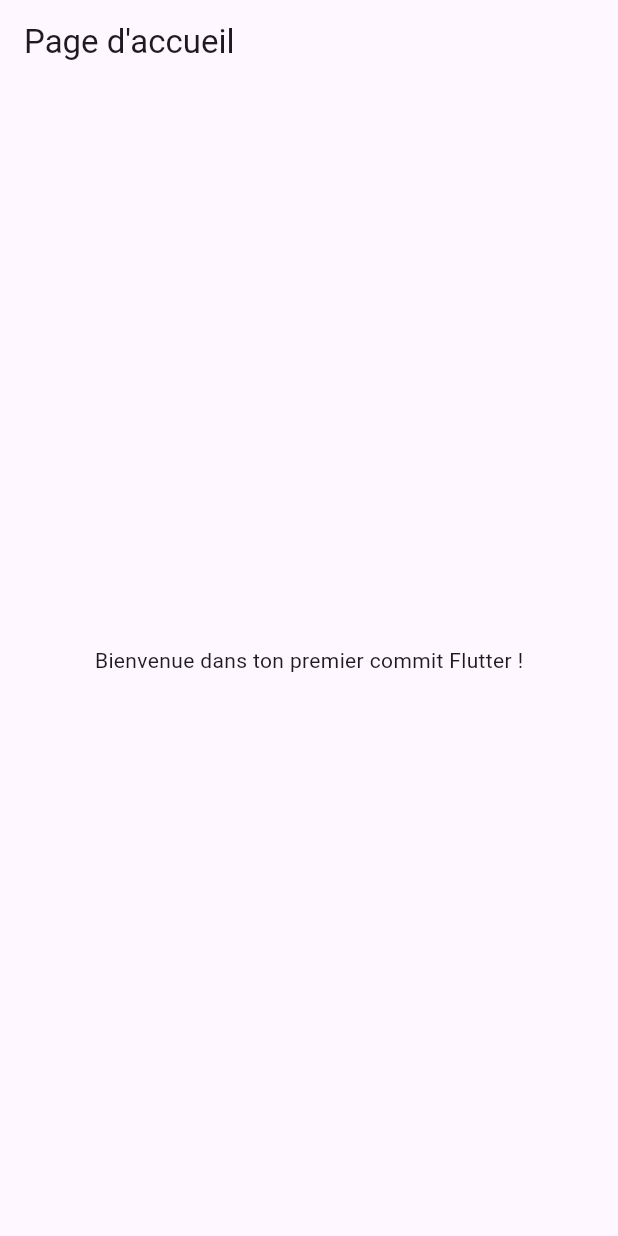
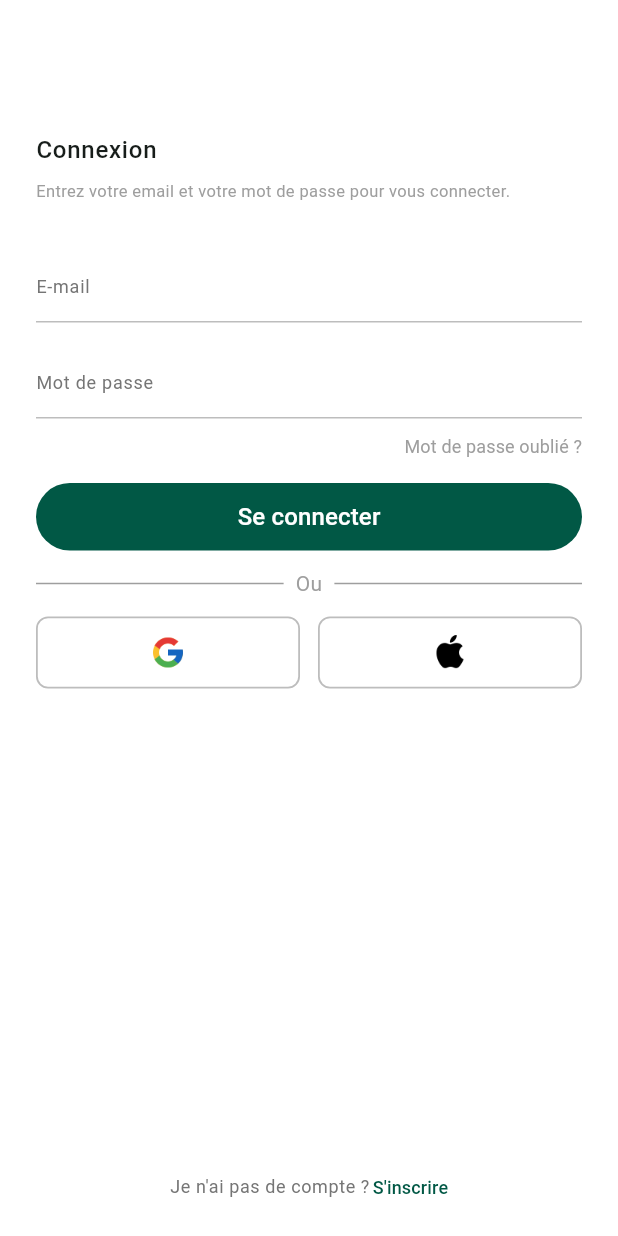
Before and after one commit to HamzaNADIFI07/Rociny-Auth-Front, a Flutter app: the screen it shows after launch, on a phone screen of 412 x 824 dp. Run offline on Flutter 3.47's test engine with Material 3 defaults, Android fonts, the phone set to English and light mode, and no system bars; our stand-ins replace dio, equatable, flutter_bloc, flutter_secure_storage, formz; Roboto replaces fonts that are missing (SF Pro).

Commit message:
feat(auth): add fully styled login page with reusable input and style components

```diff
--- /dev/null
+++ b/lib/api.dart
@@ -0,0 +1,13 @@
+import 'package:dio/dio.dart';
+
+class Api {
+  final Dio _dio;
+
+  Api({required String baseUrl})
+      : _dio = Dio(BaseOptions(baseUrl: baseUrl, connectTimeout: const Duration(seconds: 5)));
+
+  Future<Map<String, dynamic>> post(String path, {Map<String, dynamic>? data}) async {
+    final res = await _dio.post(path, data: data);
+    return res.data as Map<String, dynamic>;
+  }
+}
--- /dev/null
+++ b/lib/app.dart
@@ -0,0 +1,19 @@
+import 'package:flutter/material.dart';
+import 'auth/ui/login_page.dart';
+
+class RocinyApp extends StatelessWidget {
+  const RocinyApp({super.key});
+
+  @override
+  Widget build(BuildContext context) {
+    return MaterialApp(
+      title: 'Rociny',
+      theme: ThemeData(
+        useMaterial3: true,
+        colorSchemeSeed: const Color(0xFF0C5C47),
+        fontFamily: 'SF Pro',
+      ),
+      home: const LoginPage(),
+    );
+  }
+}
--- /dev/null
+++ b/lib/auth/data/auth.dart
@@ -0,0 +1,18 @@
+import 'package:flutter_secure_storage/flutter_secure_storage.dart';
+import '../../api.dart';
+
+class AuthRepository {
+  final Api _api;
+  final _storage = const FlutterSecureStorage();
+
+  AuthRepository(this._api);
+
+  Future<void> login({required String email, required String password}) async {
+    final res = await _api.post('/auth/login', data: {
+      'email': email,
+      'password': password,
+    });
+    final token = res['accessToken'] as String;
+    await _storage.write(key: 'jwt', value: token);
+  }
+}
--- /dev/null
+++ b/lib/auth/logic/login_cubit.dart
@@ -0,0 +1,26 @@
+import 'package:flutter_bloc/flutter_bloc.dart';
+import 'package:formz/formz.dart';
+import '../data/auth.dart';
+import 'login_state.dart';
+
+class LoginCubit extends Cubit<LoginState> {
+  final AuthRepository _repo;
+
+  LoginCubit(this._repo) : super(const LoginState());
+
+  void emailChanged(String v) => emit(state.copyWith(email: v));
+  void passwordChanged(String v) => emit(state.copyWith(password: v));
+
+  Future<void> submitted() async {
+    emit(state.copyWith(status: FormzSubmissionStatus.inProgress, error: null));
+    try {
+      await _repo.login(email: state.email.trim(), password: state.password);
+      emit(state.copyWith(status: FormzSubmissionStatus.success));
+    } catch (e) {
+      emit(state.copyWith(
+        status: FormzSubmissionStatus.failure,
+        error: 'Identifiants invalides',
+      ));
+    }
+  }
+}
--- /dev/null
+++ b/lib/auth/logic/login_state.dart
@@ -0,0 +1,31 @@
+import 'package:equatable/equatable.dart';
+import 'package:formz/formz.dart';
+
+class LoginState extends Equatable {
+  final String email;
+  final String password;
+  final FormzSubmissionStatus status; // initial - inProgress - success - failure
+  final String? error;
+
+  const LoginState({
+    this.email = '',
+    this.password = '',
+    this.status = FormzSubmissionStatus.initial,
+    this.error,
+  });
+
+  LoginState copyWith({
+    String? email,
+    String? password,
+    FormzSubmissionStatus? status,
+    String? error,
+  }) => LoginState(
+      email: email ?? this.email,
+      password: password ?? this.password,
+      status: status ?? this.status,
+      error: error,
+    );
+
+  @override
+  List<Object?> get props => [email, password, status, error];
+}
--- /dev/null
+++ b/lib/auth/ui/components/button.dart
@@ -0,0 +1,28 @@
+import 'package:flutter/material.dart';
+
+class Button extends StatelessWidget {
+  final String text;
+  final VoidCallback? onPressed;
+  final bool loading;
+  final Color color;
+
+  const Button({super.key, required this.text, this.onPressed, this.loading=false, this.color = const Color(0xFF015845),});
+
+  @override
+  Widget build(BuildContext context) {
+    return SizedBox(
+      height: 45,
+      width: double.infinity,
+      child: FilledButton(
+        onPressed: loading ? null : onPressed,
+        style: FilledButton.styleFrom(
+          shape: const StadiumBorder(),
+          backgroundColor: color,
+        ),
+        child: loading
+            ? const SizedBox(height: 22, width: 22, child: CircularProgressIndicator(strokeWidth: 2))
+            : Text(text, style: const TextStyle(fontSize: 16 , color: Colors.white,fontWeight: FontWeight.w500,)),
+      ),
+    );
+  }
+}
--- /dev/null
+++ b/lib/auth/ui/login_page.dart
@@ -0,0 +1,287 @@
+import 'package:flutter/material.dart';
+import 'package:flutter_bloc/flutter_bloc.dart';
+import 'package:formz/formz.dart';
+import '../logic/login_cubit.dart';
+import '../logic/login_state.dart';
+import 'components/button.dart';
+
+// Styles & Constantes réutilisables
+class AuthStyles {
+  // Palette
+  static const Color primary = Color(0xFF015845);
+  static const Color bg = Color(0xFFFFFFFF);
+  static const Color grey600 = Color(0xFF757575);
+  static const Color grey500 = Color(0xFF9E9E9E);
+  static const Color grey400 = Color(0xFFBDBDBD);
+
+  // Les spacings
+  static const double spacing = 16;
+  static const EdgeInsets pagePadding = EdgeInsets.fromLTRB(24, 60, 24, 0);
+
+  // Les typos
+  static const double fieldFontSize = 12;
+  static const TextStyle title = TextStyle(fontWeight: FontWeight.w500);
+  static const TextStyle subtitle =
+      TextStyle(fontSize: 11, color: grey500, height: 1.4);
+
+  static const TextStyle fieldText =
+      TextStyle(fontSize: fieldFontSize, color: grey600, fontWeight: FontWeight.w400);
+
+  static const TextStyle label =
+      TextStyle(fontSize: fieldFontSize, color: grey600, fontWeight: FontWeight.w400);
+
+  static const TextStyle linkMuted =
+      TextStyle(fontSize: 12, color: grey500, fontWeight: FontWeight.w400);
+
+  // Underlines
+  static const UnderlineInputBorder enabledUnderline =
+      UnderlineInputBorder(borderSide: BorderSide(color: grey400));
+  static const UnderlineInputBorder focusedUnderline =
+      UnderlineInputBorder(borderSide: BorderSide(color: grey600));
+  static const EdgeInsets fieldPadding = EdgeInsets.symmetric(vertical: 6);
+}
+
+// TextField réutilisable
+class AuthTextField extends StatelessWidget {
+  const AuthTextField({
+    super.key,
+    required this.label,
+    required this.onChanged,
+    this.obscureText = false,
+    this.keyboardType = TextInputType.text,
+  });
+
+  final String label;
+  final ValueChanged<String> onChanged;
+  final bool obscureText;
+  final TextInputType keyboardType;
+
+  @override
+  Widget build(BuildContext context) {
+    return TextField(
+      keyboardType: keyboardType,
+      obscureText: obscureText,
+      onChanged: onChanged,
+      style: AuthStyles.fieldText,
+      decoration: InputDecoration(
+        labelText: label,
+        labelStyle: AuthStyles.label,
+        enabledBorder: AuthStyles.enabledUnderline,
+        focusedBorder: AuthStyles.focusedUnderline,
+        contentPadding: AuthStyles.fieldPadding,
+      ),
+    );
+  }
+}
+
+// Séparateur “Ou”
+class OrSeparator extends StatelessWidget {
+  const OrSeparator({super.key});
+
+  @override
+  Widget build(BuildContext context) {
+    return Row(
+      children: const [
+        Expanded(child: Divider(color: AuthStyles.grey500)),
+        SizedBox(width: 8),
+        Text('Ou', style: TextStyle(color: AuthStyles.grey500)),
+        SizedBox(width: 8),
+        Expanded(child: Divider(color: AuthStyles.grey500)),
+      ],
+    );
+  }
+}
+
+// La page
+class LoginPage extends StatelessWidget {
+  const LoginPage({super.key});
+
+  @override
+  Widget build(BuildContext context) {
+    return Scaffold(
+      backgroundColor: AuthStyles.bg,
+      body: SafeArea(
+        child: Padding(
+          padding: AuthStyles.pagePadding,
+          child: ListView(
+            physics: const BouncingScrollPhysics(),
+            children: [
+              const SizedBox(height: 28),
+              Text('Connexion',
+                  style: Theme.of(context)
+                      .textTheme
+                      .bodyLarge
+                      ?.merge(AuthStyles.title)),
+              const SizedBox(height: 8),
+              const Text(
+                'Entrez votre email et votre mot de passe pour vous connecter.',
+                style: AuthStyles.subtitle,
+              ),
+              const SizedBox(height: 32),
+
+              // Email
+              AuthTextField(
+                label: 'E-mail',
+                keyboardType: TextInputType.emailAddress,
+                onChanged: context.read<LoginCubit>().emailChanged,
+              ),
+
+              const SizedBox(height: AuthStyles.spacing),
+
+              // Mot de passe
+              AuthTextField(
+                label: 'Mot de passe',
+                obscureText: true,
+                onChanged: context.read<LoginCubit>().passwordChanged,
+              ),
+
+              const SizedBox(height: 10),
+
+              // Mot de passe oublié
+              Align(
+                alignment: Alignment.centerRight,
+                child: TextButton(
+                  onPressed: () {
+                    // TODO: Pour la page de réinitialisation du mot de passe
+                  },
+                  style: TextButton.styleFrom(
+                    padding: EdgeInsets.zero,
+                    minimumSize: const Size(0, 0),
+                    tapTargetSize: MaterialTapTargetSize.shrinkWrap,
+                  ),
+                  child: const Text('Mot de passe oublié ?',
+                      style: AuthStyles.linkMuted),
+                ),
+              ),
+
+              const SizedBox(height: AuthStyles.spacing),
+
+              // Boutton Se connecter
+              BlocBuilder<LoginCubit, LoginState>(
+                buildWhen: (p, c) => p.status != c.status,
+                builder: (context, state) {
+                  return Button(
+                    text: 'Se connecter',
+                    loading: state.status == FormzSubmissionStatus.inProgress,
+                    onPressed: () => context.read<LoginCubit>().submitted(),
+                  );
+                },
+              ),
+
+              const SizedBox(height: 12),
+
+              // Séparateur Ou
+              const OrSeparator(),
+
+              const SizedBox(height: 12),
+
+              // Boutons Google / Apple
+              Row(
+                children: [
+                  Expanded(
+                    child: OutlinedButton(
+                      onPressed: () {/* TODO Connexion Google */},
+                      style: OutlinedButton.styleFrom(
+                        padding:
+                            const EdgeInsets.symmetric(vertical: 12),
+                        shape: RoundedRectangleBorder(
+                          borderRadius: BorderRadius.circular(8),
+                        ),
+                        side: const BorderSide(
+                          color: AuthStyles.grey400,
+                          width: 1.2,
+                        ),
+                      ),
+                      child: Image.asset(
+                        'assets/icons/icons8-logo-google-48.png',
+                        height: 24,
+                      ),
+                    ),
+                  ),
+                  const SizedBox(width: 12),
+                  Expanded(
+                    child: OutlinedButton(
+                      onPressed: () {/* TODO Connexion Apple */},
+                      style: OutlinedButton.styleFrom(
+                        padding:
+                            const EdgeInsets.symmetric(vertical: 12),
+                        shape: RoundedRectangleBorder(
+                          borderRadius: BorderRadius.circular(8),
+                        ),
+                        side: const BorderSide(
+                          color: AuthStyles.grey400,
+                          width: 1.2,
+                        ),
+                      ),
+                      child: Image.asset(
+                        'assets/icons/icons8-mac-os-48.png',
+                        height: 24,
+                      ),
+                    ),
+                  ),
+                ],
+              ),
+
+              const SizedBox(height: 80),
+
+              // Message de l'état du retour de la requête Post de login
+              BlocBuilder<LoginCubit, LoginState>(
+                builder: (context, state) {
+                  if (state.status == FormzSubmissionStatus.failure &&
+                      state.error != null) {
+                    return Text(
+                      state.error!,
+                      style: TextStyle(
+                        color: Theme.of(context).colorScheme.error,
+                      ),
+                    );
+                  }
+                  if (state.status == FormzSubmissionStatus.success) {
+                    return const Text(
+                      'Connexion réussie',
+                      textAlign: TextAlign.center,
+                    );
+                  }
+                  return const SizedBox.shrink();
+                },
+              ),
+
+              const SizedBox(height: 60),
+            ],
+          ),
+        ),
+      ),
+
+      // Bas de page
+      bottomNavigationBar: Padding(
+        padding: const EdgeInsets.only(bottom: 24),
+        child: Row(
+          mainAxisAlignment: MainAxisAlignment.center,
+          children: [
+            Text("Je n'ai pas de compte ?",
+                style: Theme.of(context)
+                    .textTheme
+                    .bodySmall
+                    ?.copyWith(fontSize: 12, color: AuthStyles.grey600)),
+            const SizedBox(width: 2),
+            TextButton(
+              onPressed: () {
+                // TODO: Pour la page d'inscription
+              },
+              style: TextButton.styleFrom(
+                padding: EdgeInsets.zero,
+                minimumSize: const Size(0, 0),
+                tapTargetSize: MaterialTapTargetSize.shrinkWrap,
+                foregroundColor: AuthStyles.primary,
+              ),
+              child: const Text(
+                "S'inscrire",
+                style: TextStyle(fontSize: 12, fontWeight: FontWeight.w500),
+              ),
+            ),
+          ],
+        ),
+      ),
+    );
+  }
+}
--- a/lib/main.dart
+++ b/lib/main.dart
@@ -1,37 +1,19 @@
 import 'package:flutter/material.dart';
 import 'package:flutter_bloc/flutter_bloc.dart';
+import 'auth/data/auth.dart';
+import 'auth/logic/login_cubit.dart';
+import 'app.dart';
+import 'api.dart';
 
 void main() {
-  runApp(const MyApp());
+  final api = Api(baseUrl: 'https://rociny-auth-back.onrender.com/');
+  final repo = AuthRepository(api);
+  runApp(
+    MultiBlocProvider(
+      providers: [
+        BlocProvider(create: (_) => LoginCubit(repo)),
+      ],
+      child: const RocinyApp(),
+    ),
+  );
 }
-
-class MyApp extends StatelessWidget {
-  const MyApp({super.key});
-
-  @override
-  Widget build(BuildContext context) {
-    return MaterialApp(
-      title: 'Mon Application Flutter',
-      theme: ThemeData(
-        primarySwatch: Colors.blue,
-      ),
-      home: const HomePage(),
-    );
-  }
-}
-
-class HomePage extends StatelessWidget {
-  const HomePage({super.key});
-
-  @override
-  Widget build(BuildContext context) {
-    return Scaffold(
-      appBar: AppBar(
-        title: const Text('Page d\'accueil'),
-      ),
-      body: const Center(
-        child: Text('Bienvenue dans ton premier commit Flutter !'),
-      ),
-    );
-  }
-}
```
Also changed, not shown: pubspec.yaml (+3 -4 lines), assets/icons/icons8-logo-google-48.png (added), assets/icons/icons8-mac-os-48.png (added), 1 other file.
